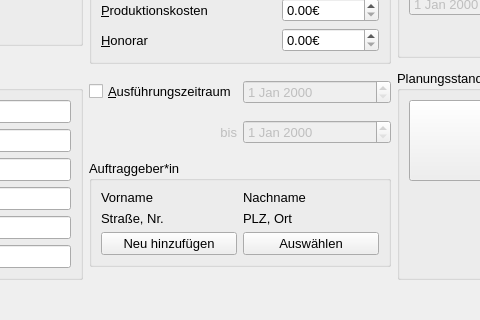
This is ui/dlg/project_dialog.ui in timo-y/syp-kostenfortschreibung as Qt 5 draws it before an edit; both pictures show x 266 to 746 and y 358 to 678 of the 1012 by 678 pixel window. The edited form follows.
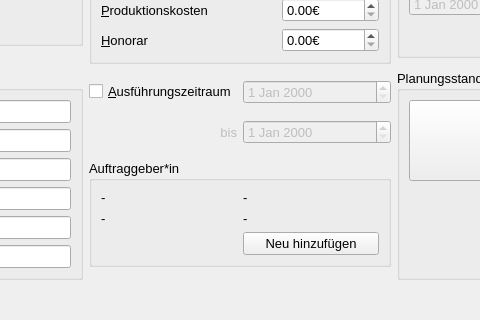
This is the edited form.

Commit message: Changelog: - Contact person can now be added from company and project dialog - Style has been modified - Quick buttons have been cleaned up and made ready to use - Job_additions added as an attribute of ArchJobs - Comment section for elements of ArchJob.paid_safety_deposits

The edit to the form file:
```diff
--- a/ui/dlg/project_dialog.ui
+++ b/ui/dlg/project_dialog.ui
@@ -97,39 +97,32 @@
         <item row="0" column="1">
          <widget class="QLabel" name="label_client_last_name">
           <property name="text">
-           <string>Nachname</string>
+           <string>-</string>
           </property>
          </widget>
         </item>
         <item row="0" column="0">
          <widget class="QLabel" name="label_client_first_name">
           <property name="text">
-           <string>Vorname</string>
+           <string>-</string>
           </property>
          </widget>
         </item>
         <item row="1" column="0">
          <widget class="QLabel" name="label_client_street_a_number">
           <property name="text">
-           <string>Straße, Nr.</string>
+           <string>-</string>
           </property>
          </widget>
         </item>
         <item row="1" column="1">
          <widget class="QLabel" name="label_client_zip_a_state">
           <property name="text">
-           <string>PLZ, Ort</string>
+           <string>-</string>
           </property>
          </widget>
         </item>
         <item row="2" column="1">
-         <widget class="QPushButton" name="pushButton_add_client">
-          <property name="text">
-           <string>Auswählen</string>
-          </property>
-         </widget>
-        </item>
-        <item row="2" column="0">
          <widget class="QPushButton" name="pushButton_add_new_client">
           <property name="text">
            <string>Neu hinzufügen</string>
```
Left out of the diff: 2 changed lines with no effect on the pictures. The commit also changes 22 other files.
